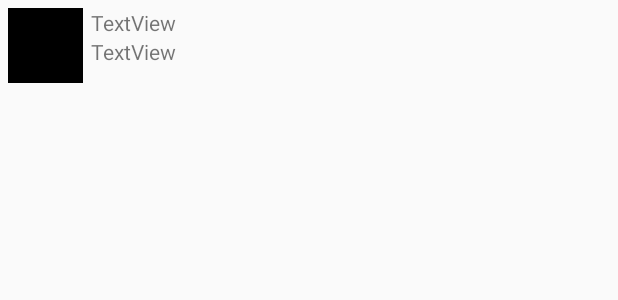
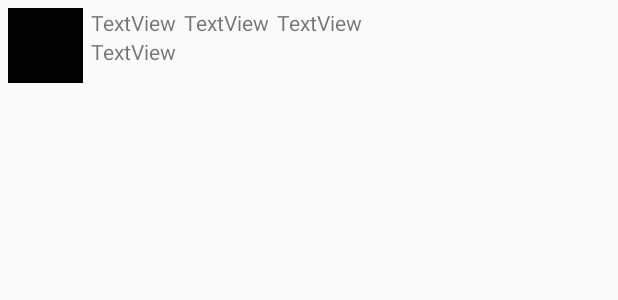
Before and after one commit to cicelybeckford/TwitterApp, an Android app: the layout item_tweet.xml on its own in the app's theme, with its tools: preview values and no code run, on a phone screen of 412 x 824 dp. Shown: the top 300 px of the screen. Run offline under Robolectric (Android 15) with nearby library versions, the phone set to English and light mode, and no system bars.

Commit message:
Compose Tweet feature

```diff
--- a/app/build.gradle
+++ b/app/build.gradle
@@ -43,6 +43,8 @@ dependencies {
     implementation "android.arch.persistence.room:runtime:1.0.0"
     implementation 'com.android.support.constraint:constraint-layout:1.1.2'
     annotationProcessor "android.arch.persistence.room:compiler:1.0.0"
+    implementation 'org.parceler:parceler-api:1.1.6'
+    annotationProcessor 'org.parceler:parceler:1.1.6'
     implementation 'com.facebook.stetho:stetho:1.5.0'
     implementation 'com.android.support:recyclerview-v7:27.1.0'
 }
--- a/app/src/main/AndroidManifest.xml
+++ b/app/src/main/AndroidManifest.xml
@@ -33,7 +33,8 @@
                     android:scheme="@string/intent_scheme" />
             </intent-filter>
         </activity>
-        <activity android:name=".TimelineActivity"></activity>
+        <activity android:name=".TimelineActivity" />
+        <activity android:name=".ComposeActivity"></activity>
     </application>
 
 </manifest>
--- a/app/src/main/java/com/codepath/apps/restclienttemplate/models/User.java
+++ b/app/src/main/java/com/codepath/apps/restclienttemplate/models/User.java
@@ -2,7 +2,9 @@ package com.codepath.apps.restclienttemplate.models;
 
 import org.json.JSONException;
 import org.json.JSONObject;
+import org.parceler.Parcel;
 
+@Parcel
 public class User {
 
     //list the attributes
--- a/app/src/main/res/layout/item_tweet.xml
+++ b/app/src/main/res/layout/item_tweet.xml
@@ -29,4 +29,22 @@
         android:layout_marginLeft="5dp"
         android:layout_toEndOf="@+id/ivProfileImage"
         android:text="TextView" />
+
+    <TextView
+        android:id="@+id/tvHandle"
+        android:layout_width="wrap_content"
+        android:layout_height="wrap_content"
+        android:layout_alignParentTop="true"
+        android:layout_marginLeft="5dp"
+        android:layout_toEndOf="@+id/tvUserName"
+        android:text="TextView" />
+
+    <TextView
+        android:id="@+id/tvTimestamp"
+        android:layout_width="wrap_content"
+        android:layout_height="wrap_content"
+        android:layout_alignParentTop="true"
+        android:layout_marginLeft="5dp"
+        android:layout_toEndOf="@+id/tvHandle"
+        android:text="TextView" />
 </RelativeLayout>
--- a/app/src/main/res/menu/login.xml
+++ b/app/src/main/res/menu/login.xml
@@ -1,5 +1,4 @@
 <menu xmlns:android="http://schemas.android.com/apk/res/android"
     xmlns:app="http://schemas.android.com/apk/res-auto">
 
-
 </menu>
```
Also changed, not shown: app/src/main/java/com/codepath/apps/restclienttemplate/ComposeActivity.java (added, +58 -0 lines), app/src/main/java/com/codepath/apps/restclienttemplate/TimelineActivity.java (+26 -0 lines), app/src/main/java/com/codepath/apps/restclienttemplate/TweetAdapter.java (+7 -0 lines), app/src/main/java/com/codepath/apps/restclienttemplate/TwitterClient.java (+8 -0 lines), app/src/main/java/com/codepath/apps/restclienttemplate/models/Tweet.java (+26 -1 lines), app/src/main/res/layout/activity_compose.xml (added, +35 -0 lines), app/src/main/res/menu/timeline.xml (added, +14 -0 lines), app/src/main/res/drawable-hdpi/compose.png (added).
